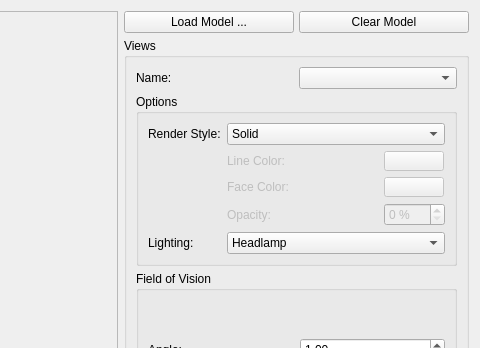
Old version of the form scribus/ui/osgeditor.ui in the repository scribusproject/scribus; both pictures show x 178 to 658 and y 0 to 348 of the 658 by 490 pixel window.
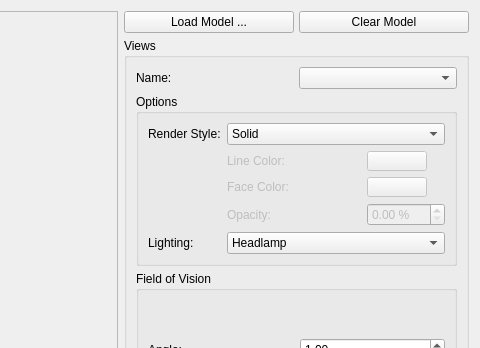
New version of the form. Custom widgets are drawn as their Qt base class.

```diff
--- a/scribus/ui/osgeditor.ui
+++ b/scribus/ui/osgeditor.ui
@@ -345,7 +345,7 @@
                 </widget>
                </item>
                <item row="2" column="1">
-                <widget class="QSpinBox" name="transpSpin">
+                <widget class="ScrSpinBox" name="transpSpin">
                  <property name="enabled">
                   <bool>false</bool>
                  </property>
```
